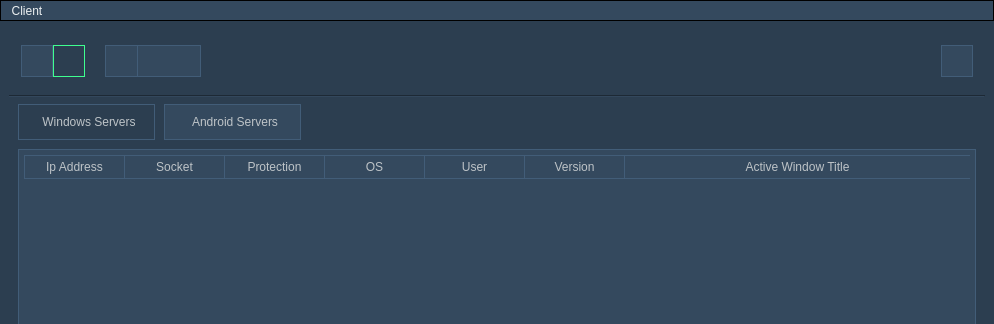
Above: source/gui.ui from 5l1v3r1/Moderat before the change; both pictures show x 0 to 994 and y 0 to 324 of the 994 by 546 pixel window. Below: the same form after it.
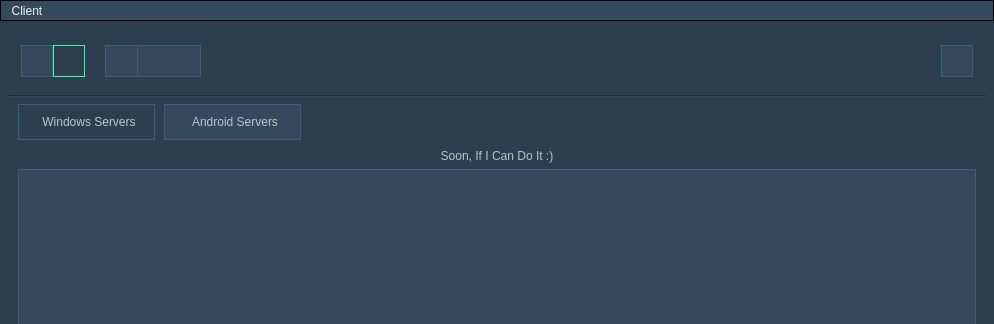
That is the form after the change. The open tabs and pages were chosen to show the change. Icons and pictures are not drawn.

Diff of the .ui file:
```diff
--- a/source/gui.ui
+++ b/source/gui.ui
@@ -1130,7 +1130,7 @@
         <string>Android Servers</string>
        </attribute>
        <layout class="QGridLayout" name="gridLayout_4">
-        <item row="0" column="0">
+        <item row="1" column="0">
          <widget class="QTableWidget" name="androidsTable">
           <property name="focusPolicy">
            <enum>Qt::NoFocus</enum>
@@ -1212,41 +1212,19 @@
           <attribute name="verticalHeaderVisible">
            <bool>false</bool>
           </attribute>
-          <column>
-           <property name="text">
-            <string>Ip Address</string>
-           </property>
-          </column>
-          <column>
-           <property name="text">
-            <string>Socket</string>
-           </property>
-          </column>
-          <column>
-           <property name="text">
-            <string>Protection</string>
-           </property>
-          </column>
-          <column>
-           <property name="text">
-            <string>OS</string>
-           </property>
-          </column>
-          <column>
-           <property name="text">
-            <string>User</string>
-           </property>
-          </column>
-          <column>
-           <property name="text">
-            <string>Version</string>
-           </property>
-          </column>
-          <column>
-           <property name="text">
-            <string>Active Window Title</string>
-           </property>
-          </column>
+         </widget>
+        </item>
+        <item row="0" column="0">
+         <widget class="QLabel" name="label">
+          <property name="styleSheet">
+           <string notr="true">font: 36pt &quot;MS Shell Dlg 2&quot;;</string>
+          </property>
+          <property name="text">
+           <string>Soon, If I Can Do It :)</string>
+          </property>
+          <property name="alignment">
+           <set>Qt::AlignCenter</set>
+          </property>
          </widget>
         </item>
        </layout>
```
